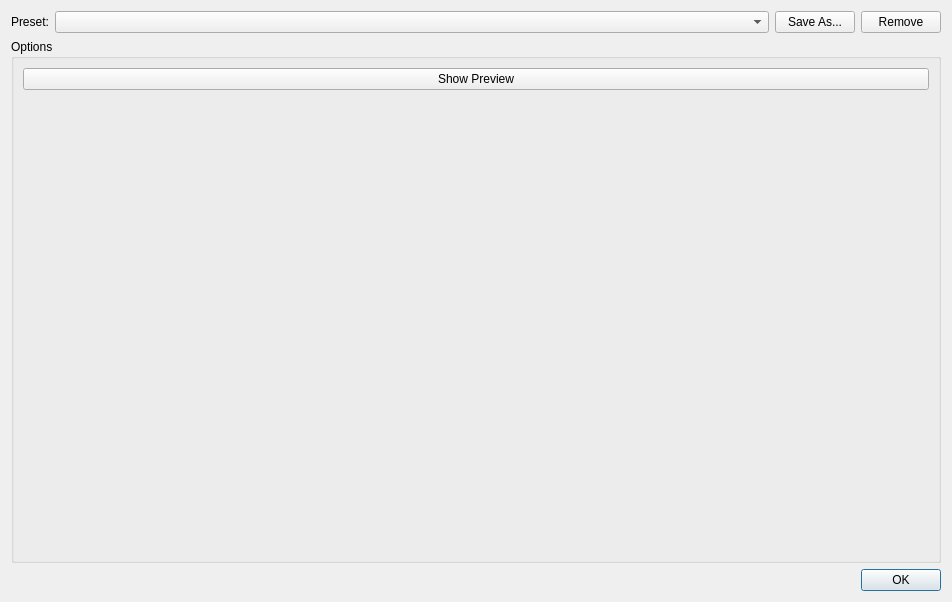
This is controls/setup/dialogconvert.ui in riuson/lcd-image-converter as Qt 5 draws it before an edit. The edited form follows.
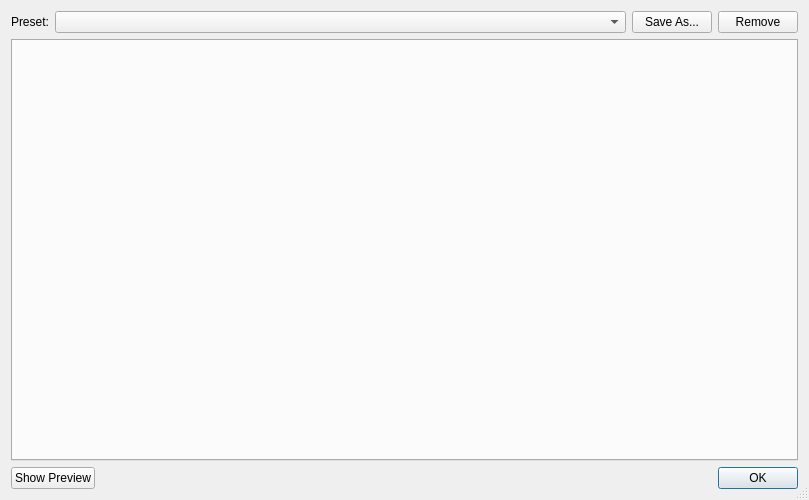
This is the edited form.

Commit message: Widgets added to setup dialog

The edit to the form file:
```diff
--- a/controls/setup/dialogconvert.ui
+++ b/controls/setup/dialogconvert.ui
@@ -6,13 +6,16 @@
    <rect>
     <x>0</x>
     <y>0</y>
-    <width>952</width>
-    <height>602</height>
+    <width>809</width>
+    <height>500</height>
    </rect>
   </property>
   <property name="windowTitle">
    <string>Conversion options</string>
   </property>
+  <property name="sizeGripEnabled">
+   <bool>true</bool>
+  </property>
   <layout class="QVBoxLayout" name="verticalLayout">
    <item>
     <layout class="QHBoxLayout" name="horizontalLayout">
@@ -56,19 +59,14 @@
     </layout>
    </item>
    <item>
-    <layout class="QHBoxLayout" name="horizontalLayout_2">
+    <widget class="QTabWidget" name="tabWidgetSetupParts">
+     <property name="currentIndex">
+      <number>-1</number>
+     </property>
+    </widget>
+   </item>
      <item>
-      <widget class="QGroupBox" name="groupBox_2">
-       <property name="sizePolicy">
-        <sizepolicy hsizetype="Preferred" vsizetype="Preferred">
-         <horstretch>0</horstretch>
-         <verstretch>0</verstretch>
-        </sizepolicy>
-       </property>
-       <property name="title">
-        <string>Options</string>
-       </property>
-       <layout class="QVBoxLayout" name="verticalLayout_3">
+    <layout class="QHBoxLayout" name="horizontalLayout_3">
         <item>
          <widget class="QPushButton" name="pushButtonPreview">
           <property name="sizePolicy">
@@ -83,24 +81,6 @@
          </widget>
         </item>
         <item>
-         <spacer name="verticalSpacer">
-          <property name="orientation">
-           <enum>Qt::Vertical</enum>
-          </property>
-          <property name="sizeHint" stdset="0">
-           <size>
-            <width>20</width>
-            <height>40</height>
-           </size>
-          </property>
-         </spacer>
-        </item>
-       </layout>
-      </widget>
-     </item>
-    </layout>
-   </item>
-   <item>
     <widget class="QDialogButtonBox" name="buttonBox">
      <property name="orientation">
       <enum>Qt::Horizontal</enum>
@@ -109,6 +89,8 @@
       <set>QDialogButtonBox::Ok</set>
      </property>
     </widget>
+     </item>
+    </layout>
    </item>
   </layout>
  </widget>
```
Lines whose indentation alone changed are shown as unchanged. The commit also changes 7 other files.
